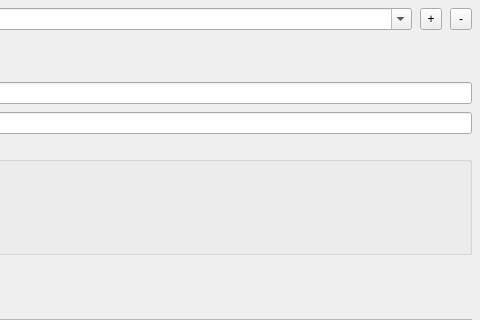
Qt form freeLib/src/addlibrary.ui (petrovvlad/freeLib) before a commit; both pictures show x 225 to 705 and y 0 to 320 of the 705 by 530 pixel window.
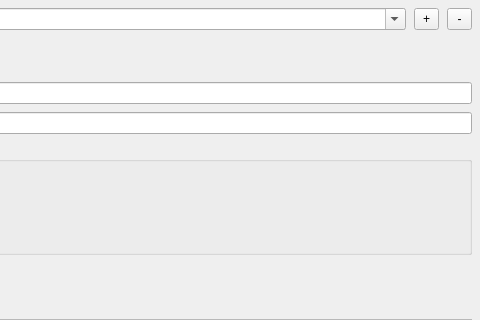
The same form after that commit. Icons and pictures are not drawn.

```diff
--- a/freeLib/src/addlibrary.ui
+++ b/freeLib/src/addlibrary.ui
@@ -81,8 +81,8 @@
         <widget class="QToolButton" name="Add">
          <property name="maximumSize">
           <size>
-           <width>22</width>
-           <height>22</height>
+           <width>25</width>
+           <height>25</height>
           </size>
          </property>
          <property name="toolTip">
@@ -101,8 +101,8 @@
         <widget class="QToolButton" name="Del">
          <property name="maximumSize">
           <size>
-           <width>22</width>
-           <height>22</height>
+           <width>25</width>
+           <height>25</height>
           </size>
          </property>
          <property name="toolTip">
```
Left out of the diff: 12 changed lines with no effect on the pictures.
